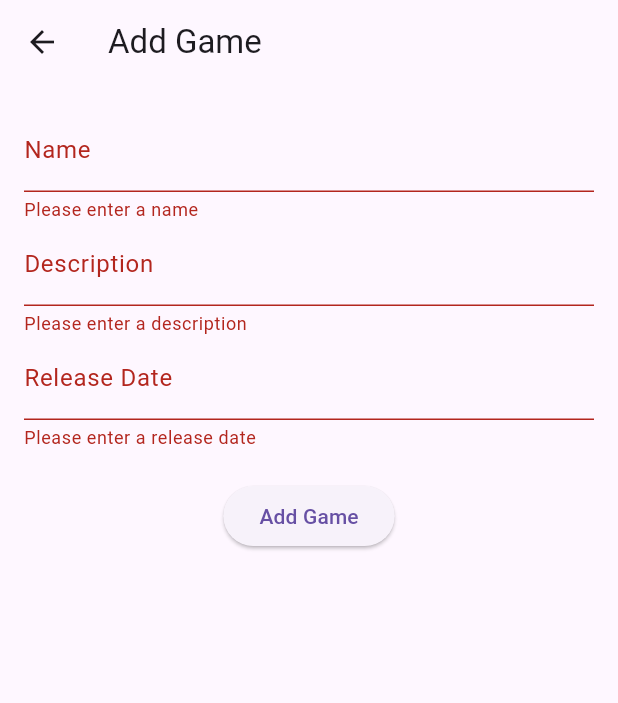
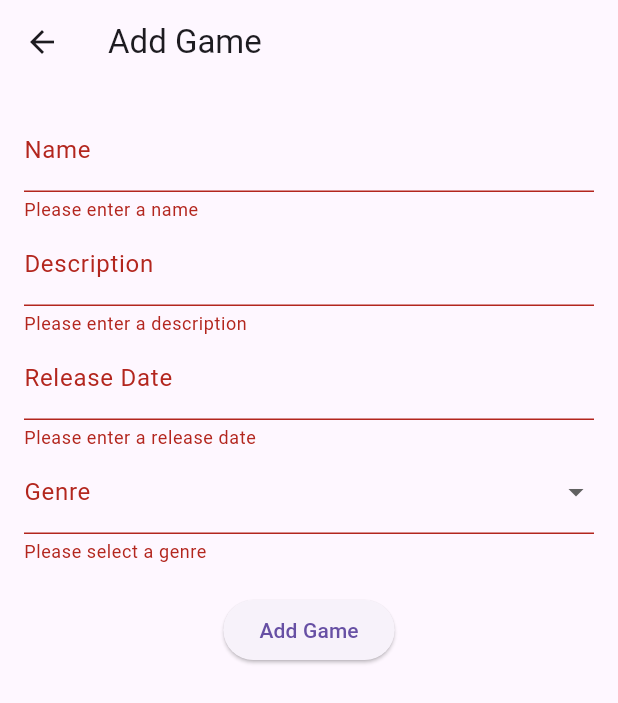
Before and after one commit to LevyLucas/GameTracker, a Flutter app: the AddEditGameScreen screen opened directly, after a tap on "Add Game", on a phone screen of 412 x 824 dp. Shown: the top 703 px of the screen. Run offline on Flutter 3.47's test engine with Material 3 defaults, Android fonts, the phone set to English and light mode, and no system bars; our stand-ins replace sqflite; accounts and stored records are empty.

Commit message:
add genres on add edit game

```diff
--- a/lib/screens/add_edit_game_screen.dart
+++ b/lib/screens/add_edit_game_screen.dart
@@ -2,6 +2,7 @@ import 'package:flutter/material.dart';
 import 'package:provider/provider.dart';
 import '../providers/game_provider.dart';
 import '../providers/user_provider.dart';
+import '../database_helper.dart';
 
 class AddEditGameScreen extends StatefulWidget {
   final Map<String, dynamic>? game;
@@ -17,6 +18,8 @@ class _AddEditGameScreenState extends State<AddEditGameScreen> {
   late String _name;
   late String _description;
   late String _releaseDate;
+  int? _selectedGenre;
+  List<Map<String, dynamic>> _genres = [];
 
   @override
   void initState() {
@@ -25,7 +28,17 @@ class _AddEditGameScreenState extends State<AddEditGameScreen> {
       _name = widget.game!['name'];
       _description = widget.game!['description'];
       _releaseDate = widget.game!['release_date'];
+      _selectedGenre = widget.game!['genre_id'];
     }
+    _loadGenres();
+  }
+
+  Future<void> _loadGenres() async {
+    final dbHelper = DatabaseHelper();
+    final genres = await dbHelper.getGenres();
+    setState(() {
+      _genres = genres;
+    });
   }
 
   @override
@@ -74,6 +87,27 @@ class _AddEditGameScreenState extends State<AddEditGameScreen> {
                 },
                 onSaved: (value) => _releaseDate = value!,
               ),
+              DropdownButtonFormField<int>(
+                value: _selectedGenre,
+                decoration: InputDecoration(labelText: 'Genre'),
+                items: _genres.map((genre) {
+                  return DropdownMenuItem<int>(
+                    value: genre['id'],
+                    child: Text(genre['name']),
+                  );
+                }).toList(),
+                onChanged: (value) {
+                  setState(() {
+                    _selectedGenre = value;
+                  });
+                },
+                validator: (value) {
+                  if (value == null) {
+                    return 'Please select a genre';
+                  }
+                  return null;
+                },
+              ),
               SizedBox(height: 20),
               ElevatedButton(
                 onPressed: () {
@@ -85,12 +119,14 @@ class _AddEditGameScreenState extends State<AddEditGameScreen> {
                         'description': _description,
                         'release_date': _releaseDate,
                         'user_id': userId,
+                        'genre_id': _selectedGenre,
                       });
                     } else {
                       Provider.of<GameProvider>(context, listen: false).updateGame(widget.game!['id'], {
                         'name': _name,
                         'description': _description,
                         'release_date': _releaseDate,
+                        'genre_id': _selectedGenre,
                       });
                     }
                     Navigator.pop(context);
```
